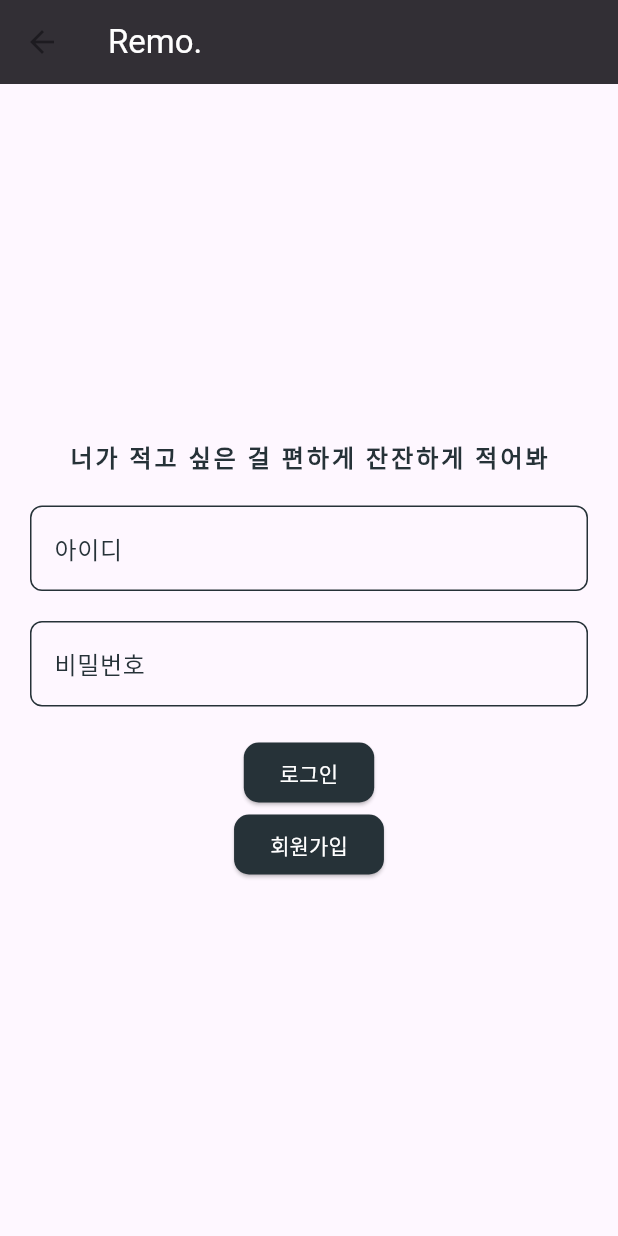
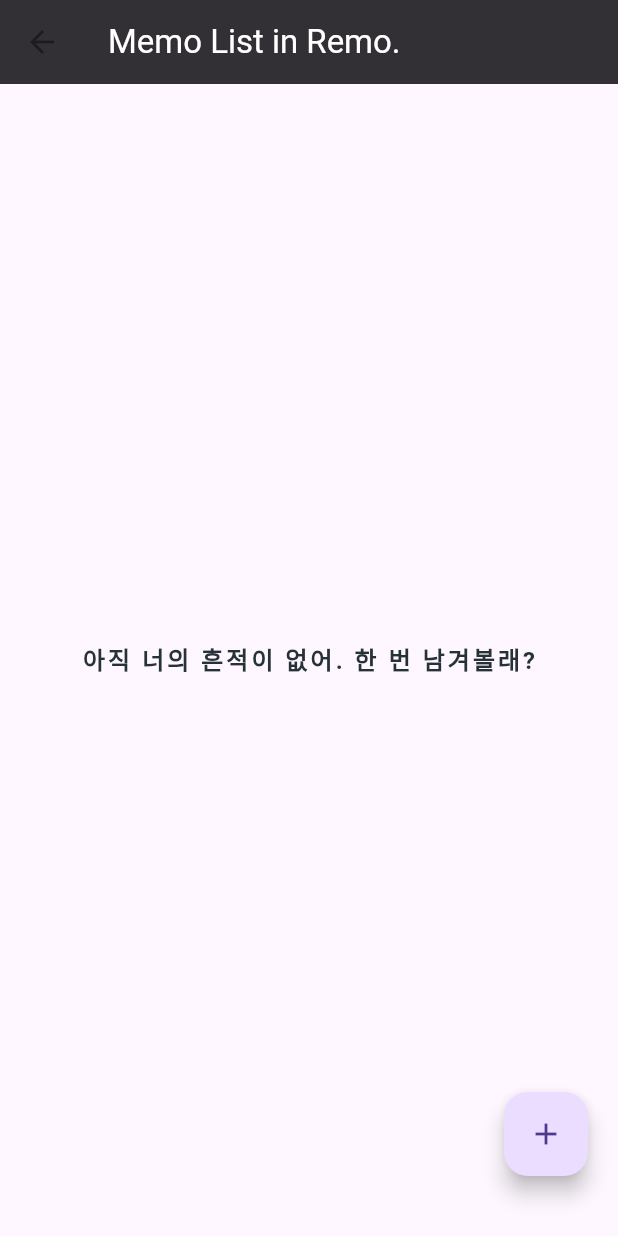
Before and after one commit to saeromCho/accum_remo, a Flutter app: the MemosScreen screen opened by its route, on a phone screen of 412 x 824 dp. Run offline on Flutter 3.47's test engine with Material 2 defaults, Android fonts, the phone set to English and light mode, and no system bars; our stand-ins replace go_router, sqflite; accounts and stored records are empty.

Commit message:
Memo 모델 수정 및 InsertMemo, fetchMemos 메소드 추가 및 수정, 메모 리스트 스크린 수정

```diff
--- a/lib/db/db_helper.dart
+++ b/lib/db/db_helper.dart
@@ -77,10 +77,19 @@ class DBHelper {
     return null;
   }
 
-  Future<void> insertMemo(Memo memo) async {
+  Future<bool> insertMemo(Memo memo) async {
     final db = await database;
 
-    await db.insert("Memo", memo.toJson());
+    try {
+      await db.insert(
+        "Memo",
+        memo.toJson(),
+      );
+      return true;
+    } catch (e) {
+      print('insertMemo 에러::::${e.toString()}');
+    }
+    return false;
   }
 
   Future<List<Memo>> fetchMemos() async {
--- a/lib/model/memo.dart
+++ b/lib/model/memo.dart
@@ -17,9 +17,12 @@ class Memo {
   final int? id;
   @JsonKey(disallowNullValue: true, name: 'user_id')
   final int userId;
+
   final String? title;
   final String? content;
   final String? password;
+  @JsonKey(disallowNullValue: true, name: 'is_private')
+  final int isPrivate;
   @JsonKey(disallowNullValue: true, name: 'created_at')
   final String createdAt;
   @JsonKey(disallowNullValue: true, name: 'updated_at')
@@ -31,6 +34,7 @@ class Memo {
     required this.title,
     required this.content,
     required this.password,
+    this.isPrivate = 0,
     required this.createdAt,
     required this.updatedAt,
   });
--- a/lib/ui/login/index.dart
+++ b/lib/ui/login/index.dart
@@ -15,8 +15,8 @@ class _LoginScreenState extends State<LoginScreen> {
   bool isUserExisted = true;
   @override
   void initState() {
+    super.initState();
     DBHelper().database;
-    super.initState();
   }
 
   @override
@@ -139,7 +139,7 @@ class _LoginScreenState extends State<LoginScreen> {
                       setState(() {
                         isUserExisted = true;
                       });
-                      // context.goNamed('memos');
+                      context.goNamed(RemoPath.memos.name);
                     } else {
                       /// 없으면 없다는 메세지 밑에 간단하게 보여줘.
                       setState(() {
--- a/lib/ui/memos/index.dart
+++ b/lib/ui/memos/index.dart
@@ -1,6 +1,8 @@
 import 'package:flutter/material.dart';
 import 'package:go_router/go_router.dart';
+import 'package:intl/intl.dart';
 import 'package:local_db_sqlite/db/db_helper.dart';
+import 'package:local_db_sqlite/model/memo.dart';
 
 class MemosScreen extends StatefulWidget {
   const MemosScreen({super.key});
@@ -10,18 +12,35 @@ class MemosScreen extends StatefulWidget {
 }
 
 class MemosScreenState extends State<MemosScreen> {
-  String? id;
-  String? password;
-  bool isUserExisted = true;
+  List<Memo> memoList = [];
+
   @override
   void initState() {
-    // TODO: implement initState
+    super.initState();
+    loadData();
+  }
 
-    super.initState();
+  void loadData() async {
+    var dbHelper = DBHelper();
+
+    final fetchedData =
+        await dbHelper.fetchMemos(); // 여기서 fetchData는 DB에서 데이터를 가져오는 함수
+    setState(() {
+      memoList = fetchedData;
+    });
   }
 
   void _createMemo() {
-    DBHelper().database;
+    final now = DateFormat('yyyy-MM-dd HH:mm:ss').format(DateTime.now());
+    final result = DBHelper().insertMemo(Memo(
+        id: null,
+        userId: 2,
+        title: '첫 메모야.',
+        content: '안녕..',
+        password: null,
+        createdAt: now,
+        updatedAt: now,
+        isPrivate: 0));
   }
 
   @override
@@ -40,19 +59,21 @@ class MemosScreenState extends State<MemosScreen> {
         appBar: AppBar(
           backgroundColor: Theme.of(context).colorScheme.inverseSurface,
           title: const Text(
-            'Remo.',
+            'Memo List in Remo.',
             style: TextStyle(color: Colors.white),
           ),
         ),
-        body: Center(
-          child: Padding(
+        body: memoList.isNotEmpty
+            ? Column(
+                children: [
+                  Padding(
                       padding: const EdgeInsets.all(20.0),
                       child: Column(
                         mainAxisAlignment: MainAxisAlignment.center,
                         children: <Widget>[
                           Text(
                             textAlign: TextAlign.left,
-                  '너가 적고 싶은 걸 편하게 잔잔하게 적어봐',
+                            '너가 남긴 흔적들이야.',
                             style: TextStyle(
                                 color: primaryColor,
                                 fontSize: 16,
@@ -62,130 +83,59 @@ class MemosScreenState extends State<MemosScreen> {
                           SizedBox(
                             height: 20,
                           ),
-                TextField(
-                  decoration: InputDecoration(
-                    labelText: '아이디',
-                    hintText: '아이디를 입력해주세요.',
-                    labelStyle: TextStyle(color: primaryColor),
-                    focusedBorder: OutlineInputBorder(
-                      borderRadius: BorderRadius.all(Radius.circular(8.0)),
-                      borderSide: BorderSide(width: 1, color: primaryColor),
+                          ListView.separated(
+                            padding: EdgeInsets.zero,
+                            shrinkWrap: true,
+                            physics: const NeverScrollableScrollPhysics(),
+                            separatorBuilder: (_, index) {
+                              return SizedBox(
+                                height: 2,
+                              );
+                            },
+                            itemCount: memoList.length,
+                            itemBuilder: (_, index) {
+                              final Memo item = memoList[index];
+
+                              return Column(
+                                crossAxisAlignment: CrossAxisAlignment.start,
+                                children: [
+                                  Column(
+                                    crossAxisAlignment:
+                                        CrossAxisAlignment.start,
+                                    children: [
+                                      Text(item.title!),
+                                      Text(item.content!),
+                                    ],
                                   ),
-                    enabledBorder: OutlineInputBorder(
-                      borderRadius: BorderRadius.all(Radius.circular(8.0)),
-                      borderSide: BorderSide(width: 1, color: primaryColor),
-                    ),
-                    border: OutlineInputBorder(
-                      borderRadius: BorderRadius.all(Radius.circular(8.0)),
-                    ),
-                  ),
-                  controller: idTextController,
-                ),
-                SizedBox(
-                  height: 20,
-                ),
-                TextField(
-                  decoration: InputDecoration(
-                    labelText: '비밀번호',
-                    hintText: '비밀번호를 입력해주세요.',
-                    labelStyle: TextStyle(color: primaryColor),
-                    focusedBorder: OutlineInputBorder(
-                      borderRadius: BorderRadius.all(Radius.circular(8.0)),
-                      borderSide: BorderSide(width: 1, color: primaryColor),
-                    ),
-                    enabledBorder: OutlineInputBorder(
-                      borderRadius: BorderRadius.all(Radius.circular(8.0)),
-                      borderSide: BorderSide(width: 1, color: primaryColor),
-                    ),
-                    border: OutlineInputBorder(
-                      borderRadius: BorderRadius.all(Radius.circular(8.0)),
-                    ),
-                  ),
-                  controller: passwordTextController,
-                  obscureText: true,
-                ),
-                if (!isUserExisted)
-                  Column(
-                    children: [
-                      SizedBox(
-                        height: 10,
-                      ),
-                      Text(
-                        '로그인 정보가 잘못 되었어요.',
-                        style: TextStyle(color: Colors.redAccent),
+                                  Divider(),
+                                ],
+                              );
+                            },
                           ),
                         ],
+                      )),
+                ],
+              )
+            : Stack(children: [
+                Center(
+                    child: Text(
+                  '아직 너의 흔적이 없어. 한 번 남겨볼래?',
+                  style: TextStyle(
+                      color: primaryColor,
+                      fontSize: 16,
+                      fontWeight: FontWeight.bold,
+                      letterSpacing: 2),
+                )),
+                Positioned(
+                  right: 20,
+                  bottom: 40,
+                  child: FloatingActionButton(
+                    onPressed: _createMemo,
+                    tooltip: '메모를 추가해봐',
+                    child: const Icon(Icons.add),
                   ),
-                SizedBox(height: 20),
-                ElevatedButton(
-                  child: Text('로그인'),
-                  style: ElevatedButton.styleFrom(
-                    backgroundColor: primaryColor,
-                    foregroundColor: Colors.white,
-                    shape: RoundedRectangleBorder(
-                      borderRadius: BorderRadius.circular(10), // 버튼 모서리 둥글기
-                    ),
-                  ),
-                  onPressed: () {
-                    print('아이디확인::${idTextController.value.text}');
-                    print('비밀번호확인::${passwordTextController.value.text}');
-                    context.goNamed('/memos');
-
-                    /// TODO: 아이디와 비밀번호 값을 받아서 유저 디비 조회해서 있으면 다음 스크린으로 이동
-                    /// 없으면 없다는 메세지 밑에 간단하게 보여줘.
-                  },
-                ),
-                ElevatedButton(
-                  child: Text('회원가입'),
-                  style: ElevatedButton.styleFrom(
-                    backgroundColor: primaryColor,
-                    foregroundColor: Colors.white,
-                    shape: RoundedRectangleBorder(
-                      borderRadius: BorderRadius.circular(10), // 버튼 모서리 둥글기
-                    ),
-                  ),
-                  onPressed: () {
-                    /// TODO: 회원가입 스크린으로 이동
-                  },
                 )
-
-                // const Text(
-                //   'You have pushed the button this many times:',
-                // ),
-                // Text(
-                //   '로메 데이터베이스 예제',
-                //   style: Theme.of(context).textTheme.headlineMedium,
-                // ),
-                // TextButton(
-                //     onPressed: () {
-                //       DBHelper().insertUser(User(id: 1, name: 'romsi'));
-                //     },
-                //     child: const Text('romsi 유저 테이블에 추가')),
-                // TextButton(
-                //     onPressed: () {
-                //       DBHelper().insertMemo(Memo(
-                //           id: 1,
-                //           userId: 1,
-                //           content:
-                //               '후.. 이제야 두번째 내용인데, 사실 테이블을 지우고 진행해서 첫번째 row insert 가 되어버렸다. Memo 모델의 id 는 auto increatement 라서 null 일수가 있다고 한다. 그래서 id 값을 nullable 로 해줬고 따로 id 값을 넣어주지 않아도 된다고 한다. 로 진행하다가 auto increatement 하지 않고 그냥 아무값이나 id 에 넣어주는 걸로 바꿨다. auto increatement면 널러블이어서 toJson 에 id 필드가 존재하면 안되는데 json serializable 사용을 해서는 toJson 에 id 값이 필수로 생성되어서 어쩔 수 없다..',
-                //           writtenAt: DateFormat('yyyy-MM-dd HH:mm:ss')
-                //               .format(DateTime.now())));
-                //     },
-                //     child: const Text('romsi 메모에 메모 내용 추가')),
-                // TextButton(
-                //     onPressed: () {
-                //       DBHelper().fetchMemos();
-                //     },
-                //     child: const Text('모든 메모 리스트 가져오기')),
-              ],
-            ),
-          ),
-        ),
-        // floatingActionButton: FloatingActionButton(
-        //   onPressed: _createMemo,
-        //   tooltip: 'Increment',
-        //   child: const Icon(Icons.add),
-        // ),
+              ]),
       ),
     );
   }
--- a/lib/ui/register/index.dart
+++ b/lib/ui/register/index.dart
@@ -23,7 +23,7 @@ class RegisterScreen extends StatelessWidget {
       appBar: AppBar(
         backgroundColor: Theme.of(context).colorScheme.inverseSurface,
         title: const Text(
-          'Register with Remo.',
+          'Register in Remo.',
           style: TextStyle(color: Colors.white),
         ),
       ),
```
Also changed, not shown: lib/model/memo.g.dart. Lines whose indentation alone changed are shown as unchanged.
